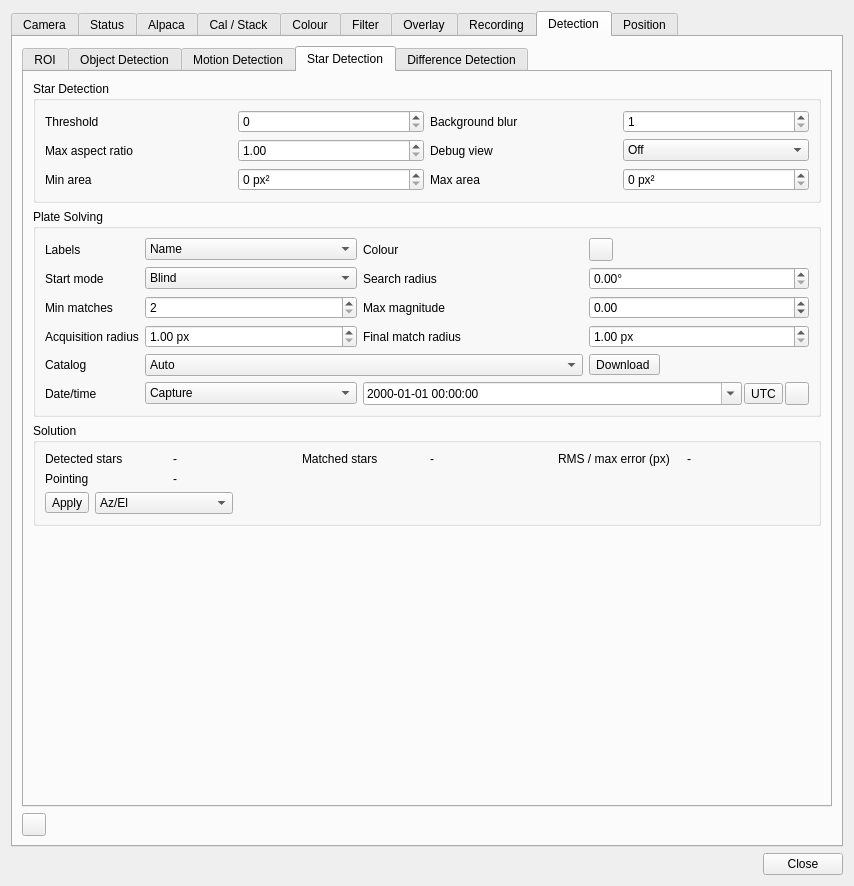
The window that plugins/feature/camera/camerasettingsdialog.ui (srcejon/sdrangel) describes before a commit, drawn with Qt 5.
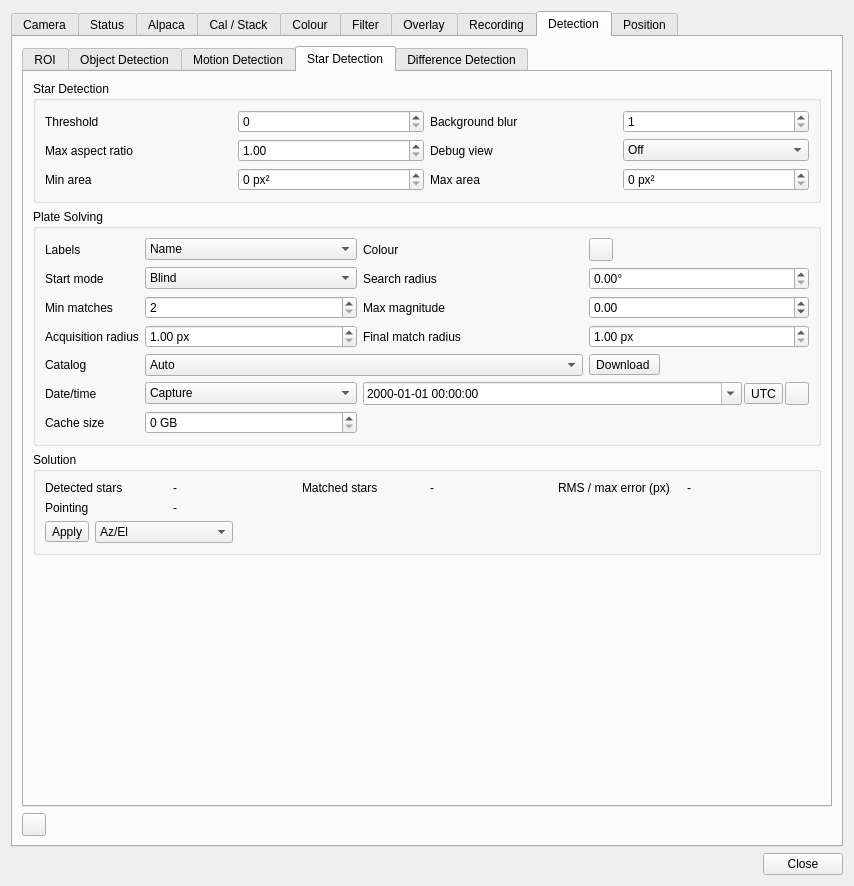
The same window after the commit. The open tabs and pages were chosen to show the change. Icons and pictures are not drawn. Custom widgets are drawn as their Qt base class.

Commit message: Add camera star catalog cache size setting

Diff of the .ui file:
```diff
--- a/plugins/feature/camera/camerasettingsdialog.ui
+++ b/plugins/feature/camera/camerasettingsdialog.ui
@@ -5498,6 +5498,29 @@
                 </property>
                </widget>
               </item>
+              <item row="6" column="0">
+               <widget class="QLabel" name="starCatalogDiskCacheSizeLabel">
+                <property name="text">
+                 <string>Cache size</string>
+                </property>
+               </widget>
+              </item>
+              <item row="6" column="1">
+               <widget class="QSpinBox" name="starCatalogDiskCacheSizeSpin">
+                <property name="toolTip">
+                 <string>Maximum size of the star catalog region disk cache; 0 disables pruning</string>
+                </property>
+                <property name="suffix">
+                 <string> GB</string>
+                </property>
+                <property name="minimum">
+                 <number>0</number>
+                </property>
+                <property name="maximum">
+                 <number>1024</number>
+                </property>
+               </widget>
+              </item>
               <item row="4" column="0">
                <widget class="QLabel" name="plateSolveCatalogSourceLabel">
                 <property name="text">
```
The commit also changes 5 other files.
